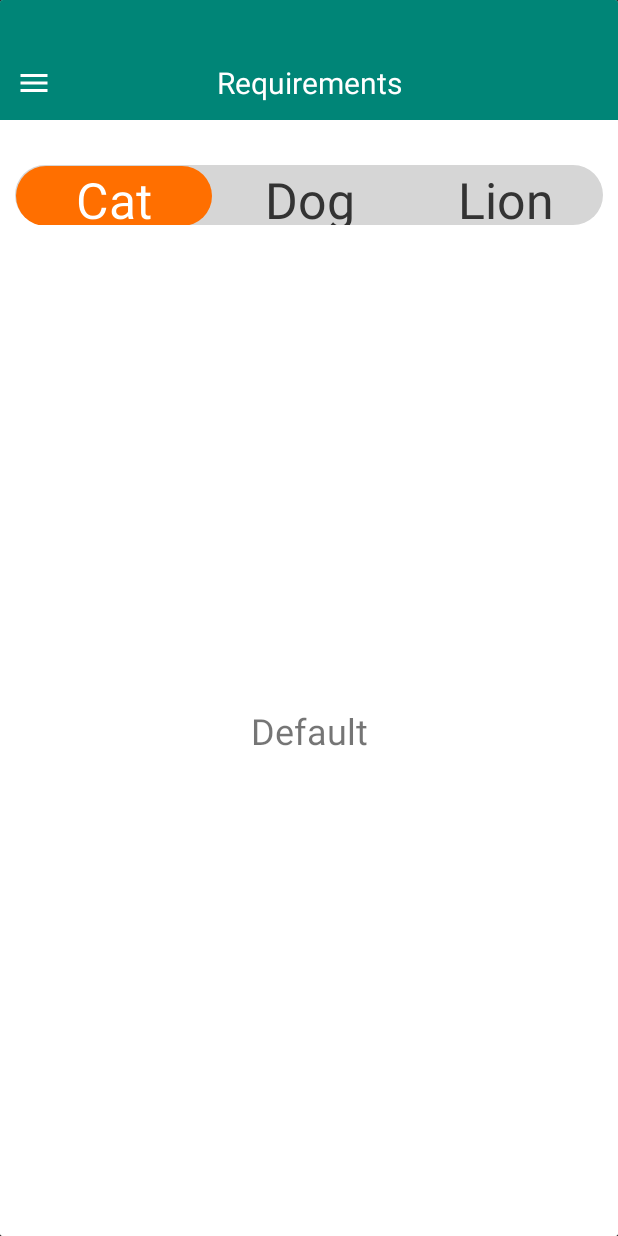
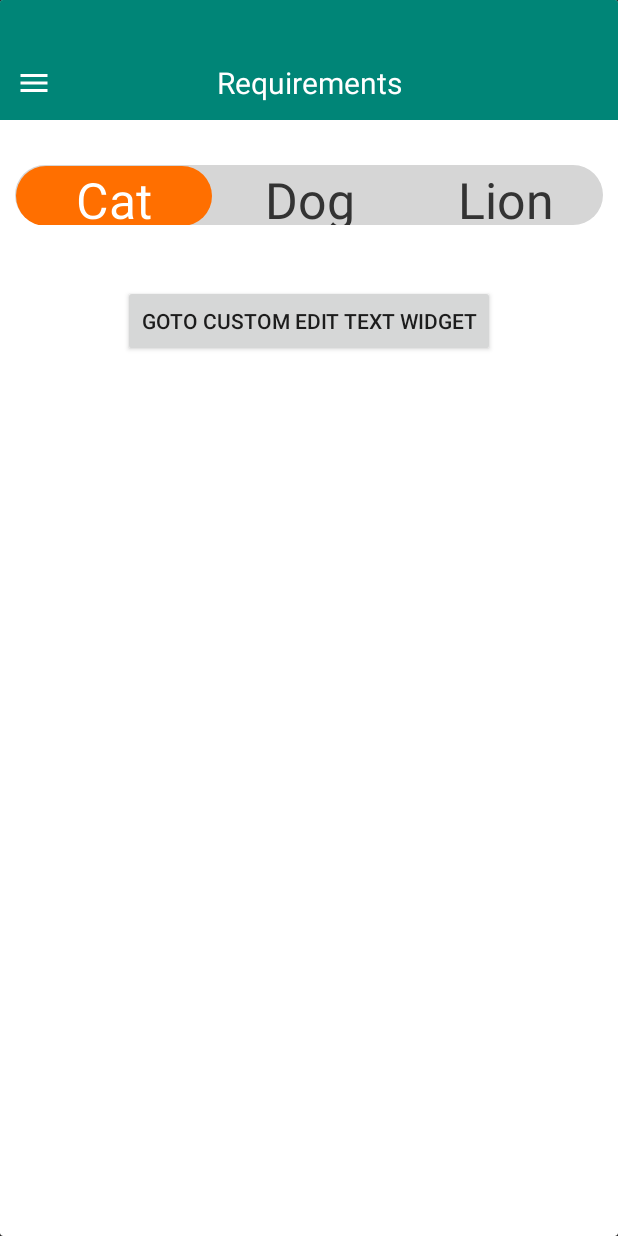
Before and after one commit to Tharunkumar123/Requirements, an Android app: the screen it shows after launch (MainActivity), on a phone screen of 412 x 824 dp. Run offline under Robolectric (Android 15) with nearby library versions, the phone set to English and light mode, and no system bars; libraries missing offline, so code that uses them is left out: com.jaeger.library, com.king.view; plain views replace SuperSlidingPaneLayout; 2 statements that could not run were skipped.

Commit message:
Added Navigation between activities

```diff
--- a/app/src/main/java/com/example/requirements/MainActivity.kt
+++ b/app/src/main/java/com/example/requirements/MainActivity.kt
@@ -1,6 +1,7 @@
 package com.example.requirements
 
 import android.annotation.SuppressLint
+import android.content.Intent
 import android.graphics.Color
 import android.os.Build
 import android.os.Bundle
@@ -9,6 +10,7 @@ import android.view.View
 import android.view.WindowManager
 import android.widget.Toast
 import com.example.requirements.base.BaseActivity
+import com.example.requirements.editTextSearchView.SearchViewActivity
 import com.king.view.superslidingpanelayout.SuperSlidingPaneLayout
 
 import kotlinx.android.synthetic.main.activity_main.*
@@ -26,7 +28,7 @@ class MainActivity : BaseActivity() {
         Log.v("MAIN ACTIVITY", "fadecolour set" )
         superSlidingPaneLayout.sliderFadeColor = 0
 
-
+        clickListener()
 
         if (Build.VERSION.SDK_INT in 19..20) {
             setWindowFlag(WindowManager.LayoutParams.FLAG_TRANSLUCENT_STATUS, true)
@@ -67,6 +69,12 @@ navigationTabLayout()
         })
 
 
+    }
+
+    private fun clickListener() {
+        editTextSearch.setOnClickListener {
+            startActivity(Intent(this@MainActivity, SearchViewActivity::class.java))
+        }
     }
 
     private fun navigationTabLayout() {
--- a/app/src/main/res/layout/activity_main.xml
+++ b/app/src/main/res/layout/activity_main.xml
@@ -56,15 +56,14 @@
                     app:ntb_inactive_color="#333333"
                     app:ntb_bg_color="#D6D6D6"/>
 
+                <Button
+                    android:id="@+id/editTextSearch"
+                    android:layout_width="wrap_content"
+                    android:layout_height="wrap_content"
+                    android:text="goto Custom Edit Text widget"
+                    android:layout_gravity="center"
+                    android:layout_marginTop="@dimen/_40dp"/>
 
-                <TextView
-                    android:id="@+id/tvMode"
-                    android:layout_width="match_parent"
-                    android:layout_height="match_parent"
-                    android:background="@android:color/white"
-                    android:gravity="center"
-                    android:text="Default"
-                    android:textSize="24sp" />
             </LinearLayout>
         </androidx.cardview.widget.CardView>
     </LinearLayout>
```
